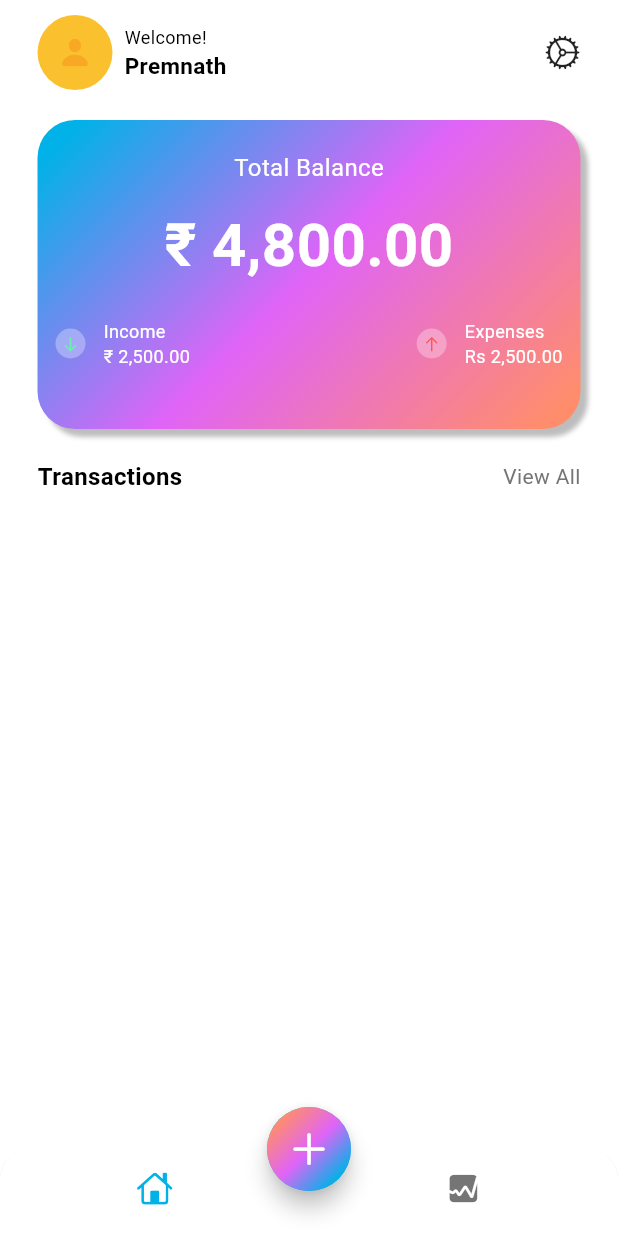
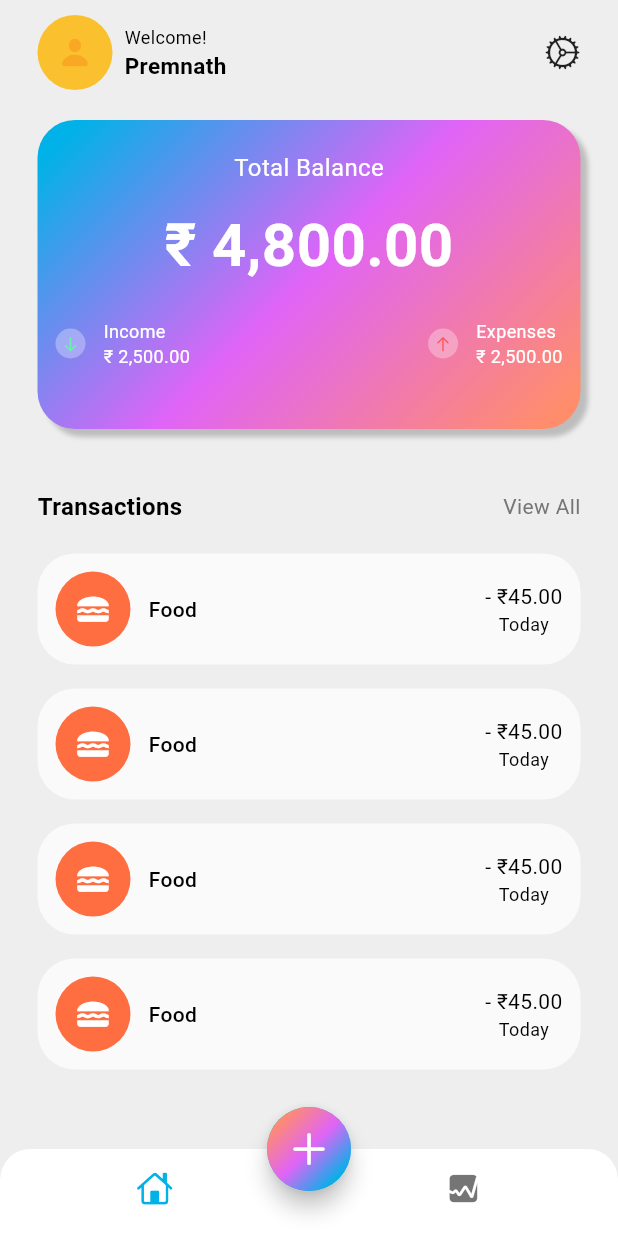
Before and after one commit to premnaththirumalaisamy/expenses_tracker, a Flutter app: the screen it shows after launch, on a phone screen of 412 x 824 dp. Run offline on Flutter 3.47's test engine with Material 3 defaults, Android fonts, the phone set to English and light mode, and no system bars.

Commit message:
Lisview for expenses

```diff
--- a/lib/screens/home/views/home_screen.dart
+++ b/lib/screens/home/views/home_screen.dart
@@ -10,6 +10,7 @@ class HomeScreen extends StatelessWidget {
   @override
   Widget build(BuildContext context) {
     return Scaffold(
+      backgroundColor: Colors.grey.shade200,
       bottomNavigationBar: ClipRRect(
         borderRadius: const BorderRadius.vertical(
             top:Radius.circular(20)
--- a/lib/screens/home/views/main_screen.dart
+++ b/lib/screens/home/views/main_screen.dart
@@ -168,7 +168,7 @@ class MainScreen extends StatelessWidget {
                                 ),
                               ),
                               Text(
-                                'Rs 2,500.00',
+                                '₹ 2,500.00',
                                 style: TextStyle(
                                   fontSize: 12,
                                   color: Colors.white,
@@ -184,7 +184,7 @@ class MainScreen extends StatelessWidget {
                 ],
               ),
             ),
-            const SizedBox(height: 20,),
+            const SizedBox(height: 40,),
             Row(
               mainAxisAlignment: MainAxisAlignment.spaceBetween,
               children: [
@@ -210,7 +210,79 @@ class MainScreen extends StatelessWidget {
                 )
               ],
             ),
-
+            const SizedBox(height: 20,),
+            Expanded(
+              child: ListView.builder(
+                itemCount: 4,
+                  itemBuilder: (context,int i){
+                    return Padding(
+                      padding: const EdgeInsets.only(bottom:16.0),
+                      child: Container(
+                        padding: const EdgeInsets.all(12.0),
+                        decoration: BoxDecoration(
+                            borderRadius: BorderRadius.circular(25.0),
+                            color: Colors.white70
+                        ),
+                        child: Row(
+                          mainAxisAlignment: MainAxisAlignment.spaceBetween,
+                          children: [
+                            Row(
+                              children: [
+                                Stack(
+                                  alignment: Alignment.center,
+                                  children:[ Container(
+                                    width:50,
+                                    height: 50,
+                                    decoration: const BoxDecoration(
+                                      color: Colors.deepOrangeAccent,
+                                      shape: BoxShape.circle,
+                                    ),
+                                    child: const Icon(
+                                      Icons.lunch_dining,
+                                      size: 25,
+                                      color: Colors.white,
+                                    ),
+                                  ),
+                                ]
+                                ),
+                                const SizedBox(width: 12,),
+                                 Text(
+                                  'Food',
+                                  style: TextStyle(
+                                      fontSize: 14,
+                                      color: Theme.of(context).colorScheme.onBackground,
+                                      fontWeight: FontWeight.w500
+                                  ),
+                                ),
+                              ],
+                            ),
+                            Column(
+                              children: [
+                                Text(
+                                  '- ₹45.00',
+                                  style: TextStyle(
+                                      fontSize: 14,
+                                      color:Theme.of(context).colorScheme.onBackground,
+                                      fontWeight: FontWeight.w400
+                                  ),
+                                ),
+                                Text(
+                                  'Today',
+                                  style: TextStyle(
+                                      fontSize: 12,
+                                      color:Theme.of(context).colorScheme.outline,
+                                      fontWeight: FontWeight.w400
+                                  ),
+                                ),
+                              ],
+                            ),
+                          ],
+                        ),
+                      ),
+                    );
+                  }
+              ),
+            )
           ],
         ),
       ),
```
